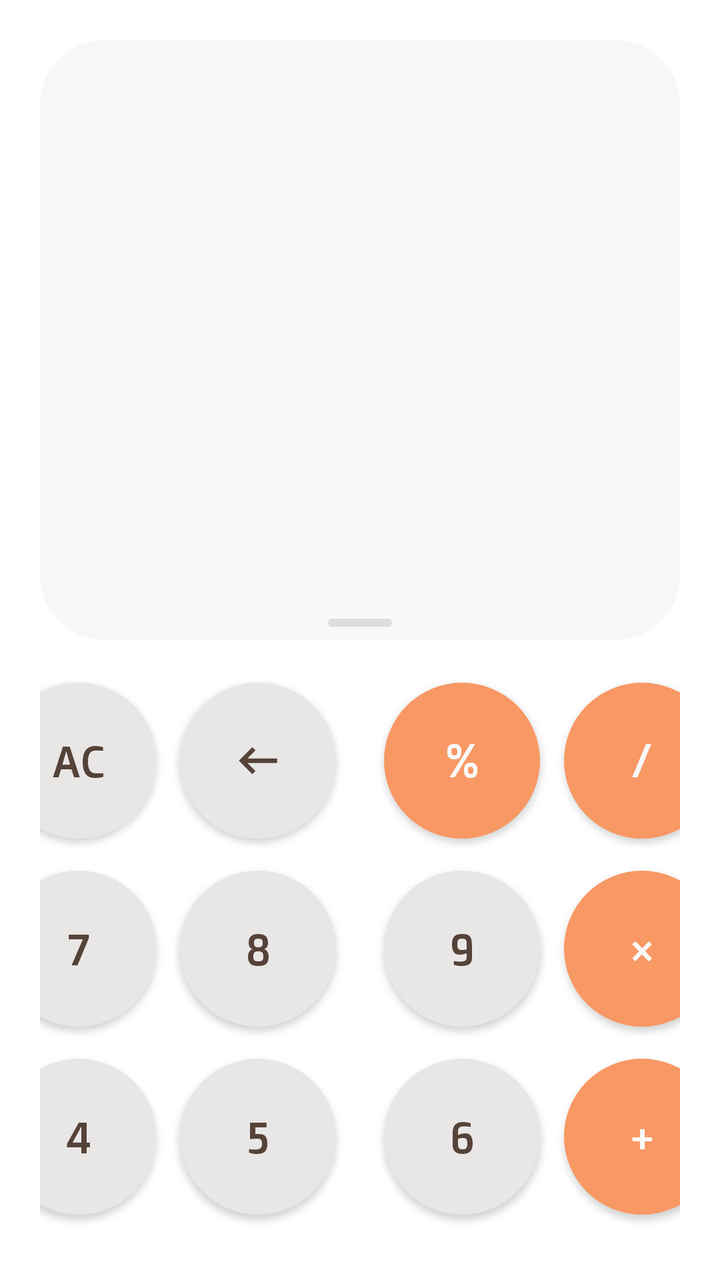
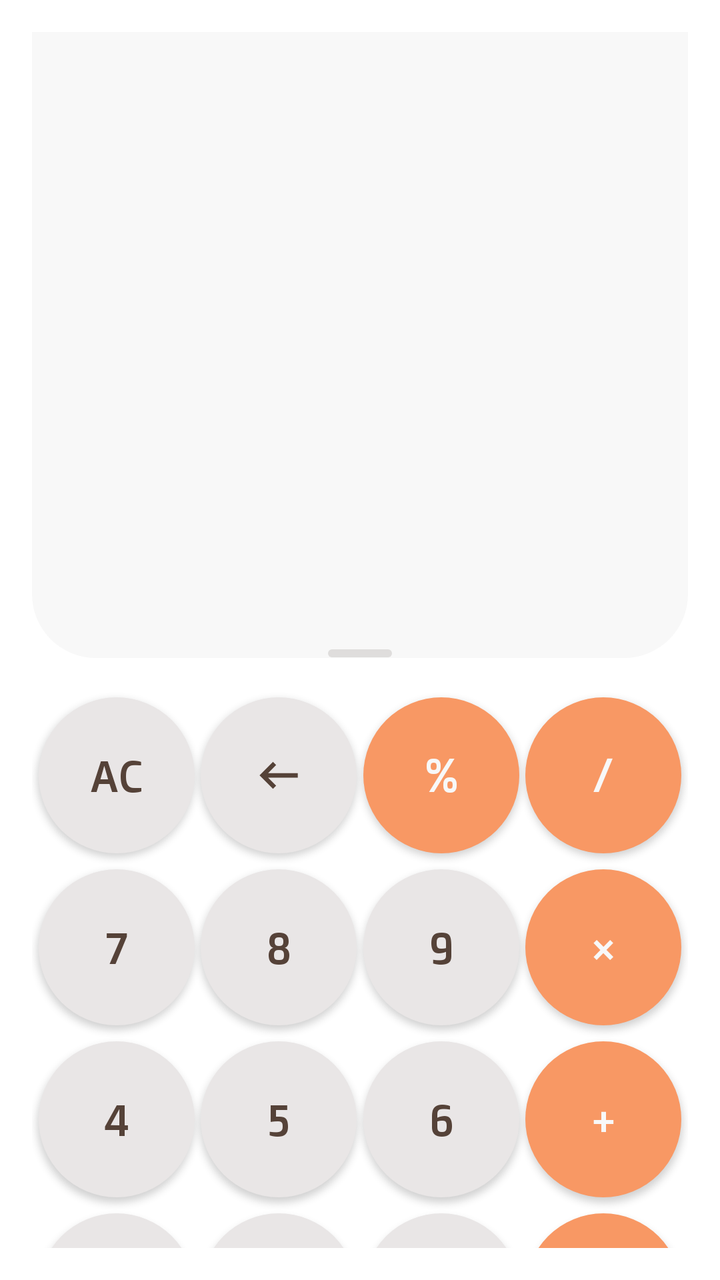

Screens rendered from an Android XML layout before and after an edit, with the pre-edit source and the edit as a unified diff.
<!-- AndroidManifest.xml: application theme Theme.Calculator -->
<!-- res/layout/activity_main.xml -->
<?xml version="1.0" encoding="utf-8"?>
<androidx.constraintlayout.widget.ConstraintLayout xmlns:android="http://schemas.android.com/apk/res/android"
    xmlns:app="http://schemas.android.com/apk/res-auto"
    android:layout_width="match_parent"
    android:layout_height="match_parent"
    android:background="#FFFFFF"
    android:fitsSystemWindows="true"
    android:padding="20dp">

    <TextView
        android:id="@+id/background"
        android:layout_width="0dp"
        android:layout_height="300dp"
        android:layout_marginBottom="24dp"
        android:background="@drawable/card"
        app:layout_constraintEnd_toEndOf="parent"
        app:layout_constraintStart_toStartOf="parent"
        app:layout_constraintTop_toTopOf="parent" />

    <TextView
        android:id="@+id/Text"
        android:layout_width="0dp"
        android:layout_height="wrap_content"
        android:layout_marginStart="20dp"
        android:layout_marginTop="200dp"
        android:layout_marginEnd="20dp"
        android:alpha="0.75"
        android:fontFamily="@font/doppio_one_regular"
        android:gravity="end"
        android:text=""
        android:textColor="#55423866"
        android:textSize="20sp"
        app:layout_constraintEnd_toEndOf="@+id/background"
        app:layout_constraintStart_toStartOf="@+id/background"
        app:layout_constraintTop_toTopOf="@+id/background" />

    <TextView
        android:id="@+id/resultTextView"
        android:layout_width="0dp"
        android:layout_height="wrap_content"
        android:layout_marginStart="20dp"
        android:layout_marginTop="12dp"
        android:layout_marginEnd="20dp"
        android:layout_marginBottom="20dp"
        android:fontFamily="@font/doppio_one_regular"
        android:gravity="end"
        android:text=""
        android:textColor="@color/darkBrown"
        android:textSize="36sp"
        app:layout_constraintEnd_toEndOf="@+id/background"
        app:layout_constraintStart_toStartOf="@+id/background"
        app:layout_constraintTop_toBottomOf="@+id/Text" />

    <TextView
        android:id="@+id/divider"
        android:layout_width="32dp"
        android:layout_height="4dp"
        android:background="@drawable/rectangle"
        app:layout_constraintBottom_toBottomOf="@+id/background"
        app:layout_constraintEnd_toEndOf="parent"
        app:layout_constraintStart_toStartOf="parent"
        app:layout_constraintTop_toBottomOf="@+id/resultTextView" />

    <androidx.appcompat.widget.AppCompatButton
        android:id="@+id/Ac"
        style="@style/circleButton.Normal"
        android:layout_width="78dp"
        android:layout_height="78dp"
        android:layout_marginTop="28dp"
        android:fontFamily="@font/doppio_one_regular"
        android:text="@string/ac"
        android:textSize="22sp"
        app:layout_constraintEnd_toStartOf="@+id/back"
        app:layout_constraintHorizontal_chainStyle="spread"
        app:layout_constraintStart_toStartOf="parent"
        app:layout_constraintTop_toBottomOf="@+id/divider" />

    <ImageButton
        android:id="@+id/back"
        style="@style/circleButton.Normal"
        android:layout_width="78dp"
        android:layout_height="78dp"
        android:layout_marginStart="12dp"
        android:layout_marginEnd="12dp"
        android:contentDescription="@null"
        android:src="@drawable/arrow_left_02"
        app:layout_constraintBottom_toBottomOf="@+id/Ac"
        app:layout_constraintEnd_toStartOf="@+id/divide"
        app:layout_constraintStart_toEndOf="@+id/Ac"
        app:layout_constraintTop_toTopOf="@+id/Ac" />

    <androidx.appcompat.widget.AppCompatButton
        android:id="@+id/divide"
        style="@style/circleButton.Operator"
        android:layout_width="78dp"
        android:layout_height="78dp"
        android:layout_marginStart="12dp"
        android:layout_marginEnd="12dp"
        android:fontFamily="@font/doppio_one_regular"
        android:text="@string/divide"
        android:textSize="22sp"
        app:layout_constraintBottom_toBottomOf="@+id/back"
        app:layout_constraintEnd_toStartOf="@+id/div"
        app:layout_constraintStart_toEndOf="@+id/back"
        app:layout_constraintTop_toTopOf="@+id/back" />

    <androidx.appcompat.widget.AppCompatButton
        android:id="@+id/div"
        style="@style/circleButton.Operator"
        android:layout_width="78dp"
        android:layout_height="78dp"
        android:fontFamily="@font/doppio_one_regular"
        android:text="@string/div"
        android:textSize="22sp"
        app:layout_constraintBottom_toBottomOf="@+id/divide"
        app:layout_constraintEnd_toEndOf="parent"
        app:layout_constraintStart_toEndOf="@+id/divide"
        app:layout_constraintTop_toTopOf="@+id/divide" />

    <androidx.appcompat.widget.AppCompatButton
        android:id="@+id/seven"
        style="@style/circleButton.Normal"
        android:layout_width="78dp"
        android:layout_height="78dp"
        android:layout_marginTop="16dp"
        android:fontFamily="@font/doppio_one_regular"
        android:text="@string/seven"
        android:textSize="22sp"
        app:layout_constraintEnd_toStartOf="@+id/eight"
        app:layout_constraintHorizontal_chainStyle="spread"
        app:layout_constraintStart_toStartOf="parent"
        app:layout_constraintTop_toBottomOf="@+id/Ac" />

    <androidx.appcompat.widget.AppCompatButton
        android:id="@+id/eight"
        style="@style/circleButton.Normal"
        android:layout_width="78dp"
        android:layout_height="78dp"
        android:layout_marginStart="12dp"
        android:layout_marginEnd="12dp"
        android:fontFamily="@font/doppio_one_regular"
        android:text="@string/eight"
        android:textSize="22sp"
        app:layout_constraintBottom_toBottomOf="@+id/seven"
        app:layout_constraintEnd_toStartOf="@+id/nine"
        app:layout_constraintStart_toEndOf="@+id/seven"
        app:layout_constraintTop_toTopOf="@+id/seven" />

    <androidx.appcompat.widget.AppCompatButton
        android:id="@+id/nine"
        style="@style/circleButton.Normal"
        android:layout_width="78dp"
        android:layout_height="78dp"
        android:layout_marginStart="12dp"
        android:layout_marginEnd="12dp"
        android:fontFamily="@font/doppio_one_regular"
        android:text="@string/nine"
        android:textSize="22sp"
        app:layout_constraintBottom_toBottomOf="@+id/eight"
        app:layout_constraintEnd_toStartOf="@+id/mul"
        app:layout_constraintStart_toEndOf="@+id/eight"
        app:layout_constraintTop_toTopOf="@+id/eight" />

    <androidx.appcompat.widget.AppCompatButton
        android:id="@+id/mul"
        style="@style/circleButton.Operator"
        android:layout_width="78dp"
        android:layout_height="78dp"
        android:fontFamily="@font/doppio_one_regular"
        android:text="@string/mul"
        android:textSize="22sp"
        app:layout_constraintBottom_toBottomOf="@+id/nine"
        app:layout_constraintEnd_toEndOf="parent"
        app:layout_constraintStart_toEndOf="@+id/nine"
        app:layout_constraintTop_toTopOf="@+id/nine" />

    <androidx.appcompat.widget.AppCompatButton
        android:id="@+id/four"
        style="@style/circleButton.Normal"
        android:layout_width="78dp"
        android:layout_height="78dp"
        android:layout_marginTop="16dp"
        android:fontFamily="@font/doppio_one_regular"
        android:text="@string/four"
        android:textSize="22sp"
        app:layout_constraintEnd_toStartOf="@+id/five"
        app:layout_constraintHorizontal_chainStyle="spread"
        app:layout_constraintStart_toStartOf="parent"
        app:layout_constraintTop_toBottomOf="@+id/seven" />

    <androidx.appcompat.widget.AppCompatButton
        android:id="@+id/five"
        style="@style/circleButton.Normal"
        android:layout_width="78dp"
        android:layout_height="78dp"
        android:layout_marginStart="12dp"
        android:layout_marginEnd="12dp"
        android:fontFamily="@font/doppio_one_regular"
        android:text="@string/five"
        android:textSize="22sp"
        app:layout_constraintBottom_toBottomOf="@+id/four"
        app:layout_constraintEnd_toStartOf="@+id/six"
        app:layout_constraintStart_toEndOf="@+id/four"
        app:layout_constraintTop_toTopOf="@+id/four" />

    <androidx.appcompat.widget.AppCompatButton
        android:id="@+id/six"
        style="@style/circleButton.Normal"
        android:layout_width="78dp"
        android:layout_height="78dp"
        android:layout_marginStart="12dp"
        android:layout_marginEnd="12dp"
        android:fontFamily="@font/doppio_one_regular"
        android:text="@string/six"
        android:textSize="22sp"
        app:layout_constraintBottom_toBottomOf="@+id/five"
        app:layout_constraintEnd_toStartOf="@+id/add"
        app:layout_constraintStart_toEndOf="@+id/five"
        app:layout_constraintTop_toTopOf="@+id/five" />

    <androidx.appcompat.widget.AppCompatButton
        android:id="@+id/add"
        style="@style/circleButton.Operator"
        android:layout_width="78dp"
        android:layout_height="78dp"
        android:fontFamily="@font/doppio_one_regular"
        android:text="@string/add"
        android:textSize="22sp"
        app:layout_constraintBottom_toBottomOf="@+id/six"
        app:layout_constraintEnd_toEndOf="parent"
        app:layout_constraintStart_toEndOf="@+id/six"
        app:layout_constraintTop_toTopOf="@+id/six" />

    <androidx.appcompat.widget.AppCompatButton
        android:id="@+id/one"
        style="@style/circleButton.Normal"
        android:layout_width="78dp"
        android:layout_height="78dp"
        android:layout_marginTop="16dp"
        android:fontFamily="@font/doppio_one_regular"
        android:text="@string/one"
        android:textSize="22sp"
        app:layout_constraintEnd_toStartOf="@+id/two"
        app:layout_constraintHorizontal_chainStyle="spread"
        app:layout_constraintStart_toStartOf="parent"
        app:layout_constraintTop_toBottomOf="@+id/four" />

    <androidx.appcompat.widget.AppCompatButton
        android:id="@+id/two"
        style="@style/circleButton.Normal"
        android:layout_width="78dp"
        android:layout_height="78dp"
        android:layout_marginStart="12dp"
        android:layout_marginEnd="12dp"
        android:fontFamily="@font/doppio_one_regular"
        android:text="@string/two"
        android:textSize="22sp"
        app:layout_constraintBottom_toBottomOf="@+id/one"
        app:layout_constraintEnd_toStartOf="@+id/three"
        app:layout_constraintStart_toEndOf="@+id/one"
        app:layout_constraintTop_toTopOf="@+id/one" />

    <androidx.appcompat.widget.AppCompatButton
        android:id="@+id/three"
        style="@style/circleButton.Normal"
        android:layout_width="78dp"
        android:layout_height="78dp"
        android:layout_marginStart="12dp"
        android:layout_marginEnd="12dp"
        android:fontFamily="@font/doppio_one_regular"
        android:text="@string/three"
        android:textSize="22sp"
        app:layout_constraintBottom_toBottomOf="@+id/two"
        app:layout_constraintEnd_toStartOf="@+id/sub"
        app:layout_constraintStart_toEndOf="@+id/two"
        app:layout_constraintTop_toTopOf="@+id/two" />

    <androidx.appcompat.widget.AppCompatButton
        android:id="@+id/sub"
        style="@style/circleButton.Operator"
        android:layout_width="78dp"
        android:layout_height="78dp"
        android:fontFamily="@font/doppio_one_regular"
        android:text="@string/sub"
        android:textSize="22sp"
        app:layout_constraintBottom_toBottomOf="@+id/three"
        app:layout_constraintEnd_toEndOf="parent"
        app:layout_constraintStart_toEndOf="@+id/three"
        app:layout_constraintTop_toTopOf="@+id/three" />

    <androidx.appcompat.widget.AppCompatButton
        android:id="@+id/plusMinus"
        style="@style/circleButton.Normal"
        android:layout_width="78dp"
        android:layout_height="78dp"
        android:layout_marginTop="16dp"
        android:layout_marginBottom="20dp"
        android:fontFamily="@font/doppio_one_regular"
        android:text="@string/plas_minus"
        android:textSize="22sp"
        app:layout_constraintBottom_toBottomOf="parent"
        app:layout_constraintEnd_toStartOf="@+id/zero"
        app:layout_constraintHorizontal_chainStyle="spread"
        app:layout_constraintStart_toStartOf="parent"
        app:layout_constraintTop_toBottomOf="@+id/one" />

    <androidx.appcompat.widget.AppCompatButton
        android:id="@+id/zero"
        style="@style/circleButton.Normal"
        android:layout_width="78dp"
        android:layout_height="78dp"
        android:layout_marginStart="12dp"
        android:layout_marginEnd="12dp"
        android:fontFamily="@font/doppio_one_regular"
        android:text="@string/zero"
        android:textSize="22sp"
        app:layout_constraintBottom_toBottomOf="@+id/plusMinus"
        app:layout_constraintEnd_toStartOf="@+id/dot"
        app:layout_constraintStart_toEndOf="@+id/plusMinus"
        app:layout_constraintTop_toTopOf="@+id/plusMinus" />

    <androidx.appcompat.widget.AppCompatButton
        android:id="@+id/dot"
        style="@style/circleButton.Normal"
        android:layout_width="78dp"
        android:layout_height="78dp"
        android:layout_marginStart="12dp"
        android:layout_marginEnd="12dp"
        android:fontFamily="@font/doppio_one_regular"
        android:text="@string/dot"
        android:textSize="22sp"
        app:layout_constraintBottom_toBottomOf="@+id/zero"
        app:layout_constraintEnd_toStartOf="@+id/equals"
        app:layout_constraintStart_toEndOf="@+id/zero"
        app:layout_constraintTop_toTopOf="@+id/zero" />

    <androidx.appcompat.widget.AppCompatButton
        android:id="@+id/equals"
        style="@style/circleButton.Operator"
        android:layout_width="78dp"
        android:layout_height="78dp"
        android:fontFamily="@font/doppio_one_regular"
        android:text="@string/equals"
        android:textSize="22sp"
        app:layout_constraintBottom_toBottomOf="@+id/dot"
        app:layout_constraintEnd_toEndOf="parent"
        app:layout_constraintStart_toEndOf="@+id/dot"
        app:layout_constraintTop_toTopOf="@+id/dot" />

</androidx.constraintlayout.widget.ConstraintLayout>
<!-- resources referenced by this layout -->
<resources>
  <color name="darkBrown">#554238</color>
  <!-- drawable arrow_left_02 (drawable) -->
  <vector xmlns:android="http://schemas.android.com/apk/res/android"
      android:width="28dp"
      android:height="28dp"
      android:viewportWidth="28"
      android:viewportHeight="28">
    <path
        android:pathData="M11.157,20.75L12.741,19.159L8.725,15.126L23.562,15.126V12.876L8.725,12.876L12.741,8.841L11.157,7.25L4.437,14L11.157,20.75Z"
        android:fillColor="#554238"/>
  </vector>
  <!-- drawable card (drawable) -->
  <?xml version="1.0" encoding="utf-8"?>
  <shape xmlns:android="http://schemas.android.com/apk/res/android"
      android:shape="rectangle">
      <solid android:color="#F8F8F8" />
      <corners
          android:bottomLeftRadius="32dp"
          android:bottomRightRadius="32dp"
          android:topLeftRadius="32dp"
          android:topRightRadius="32dp" />
  
      />
  
  
  </shape>
  <!-- drawable rectangle (drawable) -->
  <?xml version="1.0" encoding="utf-8"?>
  <shape xmlns:android="http://schemas.android.com/apk/res/android"
      android:shape="rectangle">
      <solid android:color="#DFDDDC" />
      <corners
          android:bottomLeftRadius="8dp"
          android:bottomRightRadius="8dp"
          android:topLeftRadius="8dp"
          android:topRightRadius="8dp" />
  
      />
  
  
  </shape>
  <string name="ac">AC</string>
  <string name="add">+</string>
  <string name="div">/</string>
  <string name="divide">%</string>
  <string name="dot">.</string>
  <string name="eight">8</string>
  <string name="equals">=</string>
  <string name="five">5</string>
  <string name="four">4</string>
  <string name="mul">×</string>
  <string name="nine">9</string>
  <string name="one">1</string>
  <string name="plas_minus">±</string>
  <string name="seven">7</string>
  <string name="six">6</string>
  <string name="sub">−</string>
  <string name="three">3</string>
  <string name="two">2</string>
  <string name="zero">0</string>
  <style name="circleButton.Normal" parent="Widget.AppCompat.Button">
          <item name="android:background">@drawable/num_circle_button</item>
          <item name="android:textColor">@color/darkBrown</item>
      </style>
  <style name="circleButton.Operator" parent="Widget.AppCompat.Button">
          <item name="android:background">@drawable/circle_button</item>
          <item name="android:textColor">@color/lightGray</item>
      </style>
  <style name="Theme.Calculator" parent="Base.Theme.Calculator" />
  <!-- drawable num_circle_button (drawable) -->
  <?xml version="1.0" encoding="utf-8"?>
  <selector xmlns:android="http://schemas.android.com/apk/res/android">
      <item android:state_pressed="true">
          <shape android:shape="oval">
              <solid android:color="#F1AE8E" />
          </shape>
      </item>
      <item>
          <shape android:shape="oval">
              <solid android:color="#E9E6E6" />
          </shape>
      </item>
  
  </selector>
  <!-- drawable circle_button (drawable) -->
  <?xml version="1.0" encoding="utf-8"?>
  <selector xmlns:android="http://schemas.android.com/apk/res/android">
      <item android:state_pressed="true">
          <shape android:shape="oval">
              <solid android:color="@color/lightGray" />
          </shape>
      </item>
      <item>
          <shape android:shape="oval">
              <solid android:color="@color/lightSalmon" />
          </shape>
      </item>
  
  </selector>
  <color name="lightGray">#F8F8F8</color>
  <style name="Base.Theme.Calculator" parent="Theme.Material3.DayNight.NoActionBar">
          
          
      </style>
  <color name="lightSalmon">#F89864</color>
</resources>

<!-- the commit's change to res/layout/activity_main.xml (unified diff, before → after) -->
@@ -1,28 +1,28 @@
 <?xml version="1.0" encoding="utf-8"?>
 <androidx.constraintlayout.widget.ConstraintLayout xmlns:android="http://schemas.android.com/apk/res/android"
     xmlns:app="http://schemas.android.com/apk/res-auto"
+    xmlns:tools="http://schemas.android.com/tools"
     android:layout_width="match_parent"
     android:layout_height="match_parent"
     android:background="#FFFFFF"
     android:fitsSystemWindows="true"
-    android:padding="20dp">
+    android:padding="16dp">
+
 
     <TextView
         android:id="@+id/background"
-        android:layout_width="0dp"
-        android:layout_height="300dp"
-        android:layout_marginBottom="24dp"
+        android:layout_width="match_parent"
+        android:layout_height="384dp"
         android:background="@drawable/card"
-        app:layout_constraintEnd_toEndOf="parent"
-        app:layout_constraintStart_toStartOf="parent"
-        app:layout_constraintTop_toTopOf="parent" />
+        app:layout_constraintBottom_toBottomOf="@id/divider"
+        app:layout_constraintStart_toStartOf="parent" />
 
     <TextView
         android:id="@+id/Text"
         android:layout_width="0dp"
         android:layout_height="wrap_content"
         android:layout_marginStart="20dp"
-        android:layout_marginTop="200dp"
+        android:layout_marginTop="230dp"
         android:layout_marginEnd="20dp"
         android:alpha="0.75"
         android:fontFamily="@font/doppio_one_regular"
@@ -30,33 +30,34 @@
         android:text=""
         android:textColor="#55423866"
         android:textSize="20sp"
-        app:layout_constraintEnd_toEndOf="@+id/background"
-        app:layout_constraintStart_toStartOf="@+id/background"
-        app:layout_constraintTop_toTopOf="@+id/background" />
+        app:layout_constraintBottom_toTopOf="@id/resultTextView"
+        app:layout_constraintEnd_toEndOf="parent"
+        app:layout_constraintHorizontal_bias="0.0"
+        app:layout_constraintStart_toStartOf="parent"
+        app:layout_constraintTop_toTopOf="parent" />
 
     <TextView
         android:id="@+id/resultTextView"
         android:layout_width="0dp"
         android:layout_height="wrap_content"
-        android:layout_marginStart="20dp"
-        android:layout_marginTop="12dp"
-        android:layout_marginEnd="20dp"
-        android:layout_marginBottom="20dp"
         android:fontFamily="@font/doppio_one_regular"
         android:gravity="end"
         android:text=""
         android:textColor="@color/darkBrown"
         android:textSize="36sp"
-        app:layout_constraintEnd_toEndOf="@+id/background"
-        app:layout_constraintStart_toStartOf="@+id/background"
+        app:layout_constraintBottom_toTopOf="@id/divider"
+        app:layout_constraintEnd_toEndOf="@+id/Text"
+        app:layout_constraintHorizontal_bias="1.0"
+        app:layout_constraintStart_toStartOf="@+id/Text"
         app:layout_constraintTop_toBottomOf="@+id/Text" />
 
     <TextView
         android:id="@+id/divider"
         android:layout_width="32dp"
         android:layout_height="4dp"
+        android:layout_marginTop="8dp"
+
         android:background="@drawable/rectangle"
-        app:layout_constraintBottom_toBottomOf="@+id/background"
         app:layout_constraintEnd_toEndOf="parent"
         app:layout_constraintStart_toStartOf="parent"
         app:layout_constraintTop_toBottomOf="@+id/resultTextView" />
@@ -66,26 +67,24 @@
         style="@style/circleButton.Normal"
         android:layout_width="78dp"
         android:layout_height="78dp"
-        android:layout_marginTop="28dp"
+        android:layout_marginTop="20dp"
         android:fontFamily="@font/doppio_one_regular"
         android:text="@string/ac"
         android:textSize="22sp"
         app:layout_constraintEnd_toStartOf="@+id/back"
-        app:layout_constraintHorizontal_chainStyle="spread"
+        app:layout_constraintHorizontal_bias="0.5"
         app:layout_constraintStart_toStartOf="parent"
-        app:layout_constraintTop_toBottomOf="@+id/divider" />
+        app:layout_constraintTop_toBottomOf="@id/divider" />
 
     <ImageButton
         android:id="@+id/back"
         style="@style/circleButton.Normal"
         android:layout_width="78dp"
         android:layout_height="78dp"
-        android:layout_marginStart="12dp"
-        android:layout_marginEnd="12dp"
         android:contentDescription="@null"
         android:src="@drawable/arrow_left_02"
-        app:layout_constraintBottom_toBottomOf="@+id/Ac"
         app:layout_constraintEnd_toStartOf="@+id/divide"
+        app:layout_constraintHorizontal_bias="0.5"
         app:layout_constraintStart_toEndOf="@+id/Ac"
         app:layout_constraintTop_toTopOf="@+id/Ac" />
 
@@ -94,13 +93,11 @@
         style="@style/circleButton.Operator"
         android:layout_width="78dp"
         android:layout_height="78dp"
-        android:layout_marginStart="12dp"
-        android:layout_marginEnd="12dp"
         android:fontFamily="@font/doppio_one_regular"
         android:text="@string/divide"
         android:textSize="22sp"
-        app:layout_constraintBottom_toBottomOf="@+id/back"
         app:layout_constraintEnd_toStartOf="@+id/div"
+        app:layout_constraintHorizontal_bias="0.5"
         app:layout_constraintStart_toEndOf="@+id/back"
         app:layout_constraintTop_toTopOf="@+id/back" />
 
@@ -112,23 +109,22 @@
         android:fontFamily="@font/doppio_one_regular"
         android:text="@string/div"
         android:textSize="22sp"
-        app:layout_constraintBottom_toBottomOf="@+id/divide"
         app:layout_constraintEnd_toEndOf="parent"
+        app:layout_constraintHorizontal_bias="0.5"
         app:layout_constraintStart_toEndOf="@+id/divide"
         app:layout_constraintTop_toTopOf="@+id/divide" />
-
     <androidx.appcompat.widget.AppCompatButton
         android:id="@+id/seven"
         style="@style/circleButton.Normal"
         android:layout_width="78dp"
         android:layout_height="78dp"
-        android:layout_marginTop="16dp"
+        android:layout_marginTop="8dp"
         android:fontFamily="@font/doppio_one_regular"
         android:text="@string/seven"
         android:textSize="22sp"
-        app:layout_constraintEnd_toStartOf="@+id/eight"
+        app:layout_constraintEnd_toEndOf="@+id/Ac"
         app:layout_constraintHorizontal_chainStyle="spread"
-        app:layout_constraintStart_toStartOf="parent"
+        app:layout_constraintStart_toStartOf="@+id/Ac"
         app:layout_constraintTop_toBottomOf="@+id/Ac" />
 
     <androidx.appcompat.widget.AppCompatButton
@@ -136,14 +132,11 @@
         style="@style/circleButton.Normal"
         android:layout_width="78dp"
         android:layout_height="78dp"
-        android:layout_marginStart="12dp"
-        android:layout_marginEnd="12dp"
         android:fontFamily="@font/doppio_one_regular"
         android:text="@string/eight"
         android:textSize="22sp"
-        app:layout_constraintBottom_toBottomOf="@+id/seven"
-        app:layout_constraintEnd_toStartOf="@+id/nine"
-        app:layout_constraintStart_toEndOf="@+id/seven"
+        app:layout_constraintEnd_toEndOf="@+id/back"
+        app:layout_constraintStart_toStartOf="@+id/back"
         app:layout_constraintTop_toTopOf="@+id/seven" />
 
     <androidx.appcompat.widget.AppCompatButton
@@ -151,14 +144,11 @@
         style="@style/circleButton.Normal"
         android:layout_width="78dp"
         android:layout_height="78dp"
-        android:layout_marginStart="12dp"
-        android:layout_marginEnd="12dp"
         android:fontFamily="@font/doppio_one_regular"
         android:text="@string/nine"
         android:textSize="22sp"
-        app:layout_constraintBottom_toBottomOf="@+id/eight"
-        app:layout_constraintEnd_toStartOf="@+id/mul"
-        app:layout_constraintStart_toEndOf="@+id/eight"
+        app:layout_constraintEnd_toEndOf="@+id/divide"
+        app:layout_constraintStart_toStartOf="@+id/divide"
         app:layout_constraintTop_toTopOf="@+id/eight" />
 
     <androidx.appcompat.widget.AppCompatButton
@@ -169,9 +159,8 @@
         android:fontFamily="@font/doppio_one_regular"
         android:text="@string/mul"
         android:textSize="22sp"
-        app:layout_constraintBottom_toBottomOf="@+id/nine"
-        app:layout_constraintEnd_toEndOf="parent"
-        app:layout_constraintStart_toEndOf="@+id/nine"
+        app:layout_constraintEnd_toEndOf="@+id/div"
+        app:layout_constraintStart_toStartOf="@+id/div"
         app:layout_constraintTop_toTopOf="@+id/nine" />
 
     <androidx.appcompat.widget.AppCompatButton
@@ -179,13 +168,13 @@
         style="@style/circleButton.Normal"
         android:layout_width="78dp"
         android:layout_height="78dp"
-        android:layout_marginTop="16dp"
+        android:layout_marginTop="8dp"
         android:fontFamily="@font/doppio_one_regular"
         android:text="@string/four"
         android:textSize="22sp"
-        app:layout_constraintEnd_toStartOf="@+id/five"
+        app:layout_constraintEnd_toEndOf="@+id/seven"
         app:layout_constraintHorizontal_chainStyle="spread"
-        app:layout_constraintStart_toStartOf="parent"
+        app:layout_constraintStart_toStartOf="@+id/seven"
         app:layout_constraintTop_toBottomOf="@+id/seven" />
 
     <androidx.appcompat.widget.AppCompatButton
@@ -193,14 +182,11 @@
         style="@style/circleButton.Normal"
         android:layout_width="78dp"
         android:layout_height="78dp"
-        android:layout_marginStart="12dp"
-        android:layout_marginEnd="12dp"
         android:fontFamily="@font/doppio_one_regular"
         android:text="@string/five"
         android:textSize="22sp"
-        app:layout_constraintBottom_toBottomOf="@+id/four"
-        app:layout_constraintEnd_toStartOf="@+id/six"
-        app:layout_constraintStart_toEndOf="@+id/four"
+        app:layout_constraintEnd_toEndOf="@+id/eight"
+        app:layout_constraintStart_toStartOf="@+id/eight"
         app:layout_constraintTop_toTopOf="@+id/four" />
 
     <androidx.appcompat.widget.AppCompatButton
@@ -208,14 +194,11 @@
         style="@style/circleButton.Normal"
         android:layout_width="78dp"
         android:layout_height="78dp"
-        android:layout_marginStart="12dp"
-        android:layout_marginEnd="12dp"
         android:fontFamily="@font/doppio_one_regular"
         android:text="@string/six"
         android:textSize="22sp"
-        app:layout_constraintBottom_toBottomOf="@+id/five"
-        app:layout_constraintEnd_toStartOf="@+id/add"
-        app:layout_constraintStart_toEndOf="@+id/five"
+        app:layout_constraintEnd_toEndOf="@+id/nine"
+        app:layout_constraintStart_toStartOf="@+id/nine"
         app:layout_constraintTop_toTopOf="@+id/five" />
 
     <androidx.appcompat.widget.AppCompatButton
@@ -226,9 +209,8 @@
         android:fontFamily="@font/doppio_one_regular"
         android:text="@string/add"
         android:textSize="22sp"
-        app:layout_constraintBottom_toBottomOf="@+id/six"
-        app:layout_constraintEnd_toEndOf="parent"
-        app:layout_constraintStart_toEndOf="@+id/six"
+        app:layout_constraintEnd_toEndOf="@+id/mul"
+        app:layout_constraintStart_toStartOf="@+id/mul"
         app:layout_constraintTop_toTopOf="@+id/six" />
 
     <androidx.appcompat.widget.AppCompatButton
@@ -236,13 +218,13 @@
         style="@style/circleButton.Normal"
         android:layout_width="78dp"
         android:layout_height="78dp"
-        android:layout_marginTop="16dp"
+        android:layout_marginTop="8dp"
         android:fontFamily="@font/doppio_one_regular"
         android:text="@string/one"
         android:textSize="22sp"
-        app:layout_constraintEnd_toStartOf="@+id/two"
+        app:layout_constraintEnd_toEndOf="@+id/four"
         app:layout_constraintHorizontal_chainStyle="spread"
-        app:layout_constraintStart_toStartOf="parent"
+        app:layout_constraintStart_toStartOf="@+id/four"
         app:layout_constraintTop_toBottomOf="@+id/four" />
 
     <androidx.appcompat.widget.AppCompatButton
@@ -250,14 +232,12 @@
         style="@style/circleButton.Normal"
         android:layout_width="78dp"
         android:layout_height="78dp"
-        android:layout_marginStart="12dp"
-        android:layout_marginEnd="12dp"
         android:fontFamily="@font/doppio_one_regular"
         android:text="@string/two"
         android:textSize="22sp"
-        app:layout_constraintBottom_toBottomOf="@+id/one"
-        app:layout_constraintEnd_toStartOf="@+id/three"
+        app:layout_constraintEnd_toEndOf="@+id/five"
         app:layout_constraintStart_toEndOf="@+id/one"
+        app:layout_constraintStart_toStartOf="@+id/five"
         app:layout_constraintTop_toTopOf="@+id/one" />
 
     <androidx.appcompat.widget.AppCompatButton
@@ -265,14 +245,12 @@
         style="@style/circleButton.Normal"
         android:layout_width="78dp"
         android:layout_height="78dp"
-        android:layout_marginStart="12dp"
-        android:layout_marginEnd="12dp"
         android:fontFamily="@font/doppio_one_regular"
         android:text="@string/three"
         android:textSize="22sp"
-        app:layout_constraintBottom_toBottomOf="@+id/two"
-        app:layout_constraintEnd_toStartOf="@+id/sub"
+        app:layout_constraintEnd_toEndOf="@+id/six"
         app:layout_constraintStart_toEndOf="@+id/two"
+        app:layout_constraintStart_toStartOf="@+id/six"
         app:layout_constraintTop_toTopOf="@+id/two" />
 
     <androidx.appcompat.widget.AppCompatButton
@@ -283,9 +261,8 @@
         android:fontFamily="@font/doppio_one_regular"
         android:text="@string/sub"
         android:textSize="22sp"
-        app:layout_constraintBottom_toBottomOf="@+id/three"
-        app:layout_constraintEnd_toEndOf="parent"
-        app:layout_constraintStart_toEndOf="@+id/three"
+        app:layout_constraintEnd_toEndOf="@+id/add"
+        app:layout_constraintStart_toStartOf="@+id/add"
         app:layout_constraintTop_toTopOf="@+id/three" />
 
     <androidx.appcompat.widget.AppCompatButton
@@ -293,15 +270,12 @@
         style="@style/circleButton.Normal"
         android:layout_width="78dp"
         android:layout_height="78dp"
-        android:layout_marginTop="16dp"
-        android:layout_marginBottom="20dp"
+        android:layout_marginTop="8dp"
         android:fontFamily="@font/doppio_one_regular"
         android:text="@string/plas_minus"
         android:textSize="22sp"
-        app:layout_constraintBottom_toBottomOf="parent"
-        app:layout_constraintEnd_toStartOf="@+id/zero"
-        app:layout_constraintHorizontal_chainStyle="spread"
-        app:layout_constraintStart_toStartOf="parent"
+        app:layout_constraintEnd_toEndOf="@+id/one"
+        app:layout_constraintStart_toStartOf="@+id/one"
         app:layout_constraintTop_toBottomOf="@+id/one" />
 
     <androidx.appcompat.widget.AppCompatButton
@@ -309,14 +283,11 @@
         style="@style/circleButton.Normal"
         android:layout_width="78dp"
         android:layout_height="78dp"
-        android:layout_marginStart="12dp"
-        android:layout_marginEnd="12dp"
         android:fontFamily="@font/doppio_one_regular"
         android:text="@string/zero"
         android:textSize="22sp"
-        app:layout_constraintBottom_toBottomOf="@+id/plusMinus"
-        app:layout_constraintEnd_toStartOf="@+id/dot"
-        app:layout_constraintStart_toEndOf="@+id/plusMinus"
+        app:layout_constraintEnd_toEndOf="@+id/two"
+        app:layout_constraintStart_toStartOf="@+id/two"
         app:layout_constraintTop_toTopOf="@+id/plusMinus" />
 
     <androidx.appcompat.widget.AppCompatButton
@@ -324,14 +295,11 @@
         style="@style/circleButton.Normal"
         android:layout_width="78dp"
         android:layout_height="78dp"
-        android:layout_marginStart="12dp"
-        android:layout_marginEnd="12dp"
         android:fontFamily="@font/doppio_one_regular"
         android:text="@string/dot"
         android:textSize="22sp"
-        app:layout_constraintBottom_toBottomOf="@+id/zero"
-        app:layout_constraintEnd_toStartOf="@+id/equals"
-        app:layout_constraintStart_toEndOf="@+id/zero"
+        app:layout_constraintEnd_toEndOf="@+id/three"
+        app:layout_constraintStart_toStartOf="@+id/three"
         app:layout_constraintTop_toTopOf="@+id/zero" />
 
     <androidx.appcompat.widget.AppCompatButton
@@ -342,9 +310,8 @@
         android:fontFamily="@font/doppio_one_regular"
         android:text="@string/equals"
         android:textSize="22sp"
-        app:layout_constraintBottom_toBottomOf="@+id/dot"
-        app:layout_constraintEnd_toEndOf="parent"
-        app:layout_constraintStart_toEndOf="@+id/dot"
+        app:layout_constraintEnd_toEndOf="@+id/sub"
+        app:layout_constraintStart_toStartOf="@+id/sub"
         app:layout_constraintTop_toTopOf="@+id/dot" />
 
 </androidx.constraintlayout.widget.ConstraintLayout>
